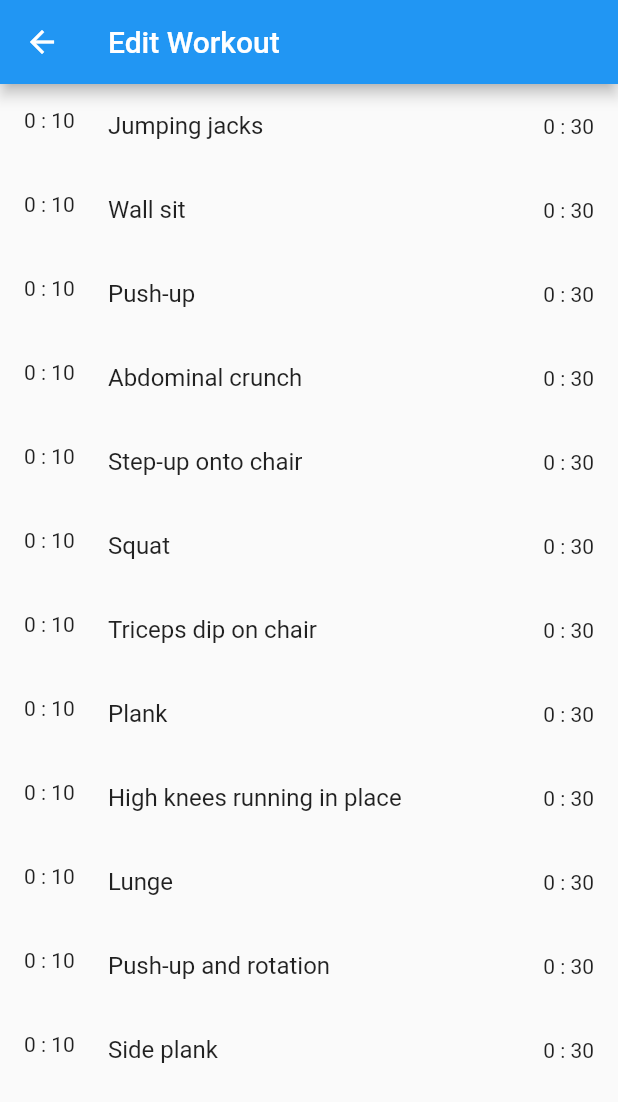
After one commit to MasihKarimi/workout-planner-flutter-app, a Flutter app: the screen it shows after launch, after a tap on the "edit" icon, on a phone screen of 412 x 824 dp. The commit adds this screen. Shown: the top 1102 px of the screen. Run offline on Flutter 3.47's test engine with Material 2 defaults, Android fonts, the phone set to English and light mode, and no system bars; our stand-ins replace bloc, equatable, flutter_bloc, rive.

Commit message:
backend code has been done for the edit workout and exercise

```diff
--- a/lib/blocs/workout_cubit.dart
+++ b/lib/blocs/workout_cubit.dart
@@ -7,5 +7,10 @@ class WorkoutCubit extends Cubit<WorkoutState> {
   WorkoutCubit() : super(const WorkoutInitial());
 
   editWorkout(Workout workout, int index) =>
-      emit(WorkoutEditing(workout, index));
+      emit(WorkoutEditing(workout, index,null));
+
+ editExercise(int? exIndex) =>
+      emit(WorkoutEditing(state.workout, (state as WorkoutEditing).index, exIndex));
+
+  goHome() => emit(const WorkoutInitial());
 }
--- a/lib/home_screen.dart
+++ b/lib/home_screen.dart
@@ -1,6 +1,7 @@
 import 'package:flutter/material.dart';
 import 'package:flutter_bloc/flutter_bloc.dart';
 import 'package:rive/rive.dart';
+import 'package:workout_planner_app/blocs/workout_cubit.dart';
 import 'package:workout_planner_app/blocs/workouts_cubit.dart';
 import 'package:workout_planner_app/helpers.dart';
 import 'package:workout_planner_app/models/workout.dart';
@@ -39,30 +40,30 @@ class MyHomePage extends StatelessWidget {
                           visualDensity: const VisualDensity(
                               horizontal: 0,
                               vertical: VisualDensity.maximumDensity),
-                          leading: const IconButton(
-                            onPressed: null,
-                            icon: Icon(Icons.edit),
+                          leading: IconButton(
+                            onPressed: () {
+                              BlocProvider.of<WorkoutCubit>(context)
+                                  .editWorkout(e, workouts.indexOf(e));
+                            },
+                            icon: const Icon(Icons.edit),
                           ),
                           title: Text(e.title!),
-                          trailing: Text(formatWorkoutTime(e.getTotalTime(), true)),
+                          trailing:
+                              Text(formatWorkoutTime(e.getTotalTime(), true)),
                         ),
                     body: ListView.builder(
                       itemCount: e.exercises.length,
                       shrinkWrap: true,
-                      itemBuilder: (context, index) =>  ListTile(
-                          visualDensity: const VisualDensity(
-                              horizontal: 0,
-                              vertical: VisualDensity.maximumDensity),
-                          leading: Text(formatWorkoutTime(e.exercises[index].prelude, true)),
-
-                          title: Text(e.exercises[index].title),
-                          trailing:  Text("${e.exercises[index].duration} Sec"),
-
-                        ),
-                      )
-
-
-                    ))
+                      itemBuilder: (context, index) => ListTile(
+                        visualDensity: const VisualDensity(
+                            horizontal: 0,
+                            vertical: VisualDensity.maximumDensity),
+                        leading: Text(formatWorkoutTime(
+                            e.exercises[index].prelude, true)),
+                        title: Text(e.exercises[index].title),
+                        trailing: Text("${e.exercises[index].duration} Sec"),
+                      ),
+                    )))
                 .toList(),
           ),
         ),
--- a/lib/main.dart
+++ b/lib/main.dart
@@ -4,6 +4,7 @@ import 'package:workout_planner_app/blocs/workout_cubit.dart';
 import 'package:workout_planner_app/blocs/workouts_cubit.dart';
 import 'package:workout_planner_app/home_screen.dart';
 import 'package:workout_planner_app/states/workout_states.dart';
+import 'package:workout_planner_app/workout_edit_screen.dart';
 
 void main() {
   runApp(const MyApp());
@@ -40,7 +41,7 @@ class MyApp extends StatelessWidget {
                 if (state is WorkoutInitial) {
                   return const MyHomePage();
                 } else if (state is WorkoutEditing) {
-                  return Container();
+                  return const WorkoutEditScreen();
                 }
                 return Container();
               },
--- a/lib/states/workout_states.dart
+++ b/lib/states/workout_states.dart
@@ -15,8 +15,10 @@ class WorkoutInitial extends WorkoutState {
 
 class WorkoutEditing extends WorkoutState {
   final int? index;
-  const WorkoutEditing(Workout? workout, this.index) : super(workout, 0);
+  final int? exIndex;
+  const WorkoutEditing(Workout? workout, this.index, this.exIndex)
+      : super(workout, 0);
 
   @override
-  List<Object?> get props => [workout,index];
+  List<Object?> get props => [workout, index,exIndex];
 }
--- /dev/null
+++ b/lib/workout_edit_screen.dart
@@ -0,0 +1,46 @@
+import 'package:flutter/material.dart';
+import 'package:flutter_bloc/flutter_bloc.dart';
+import 'package:workout_planner_app/blocs/workout_cubit.dart';
+import 'package:workout_planner_app/helpers.dart';
+import 'package:workout_planner_app/models/exercise.dart';
+import 'package:workout_planner_app/states/workout_states.dart';
+
+class WorkoutEditScreen extends StatefulWidget {
+  const WorkoutEditScreen({super.key});
+
+  @override
+  State<WorkoutEditScreen> createState() => _WorkoutEditScreenState();
+}
+
+class _WorkoutEditScreenState extends State<WorkoutEditScreen> {
+  @override
+  Widget build(BuildContext context) {
+    return Scaffold(
+        appBar: AppBar(
+          leading: IconButton(
+            icon: const Icon(Icons.arrow_back),
+            onPressed: () {
+              BlocProvider.of<WorkoutCubit>(context).goHome();
+            },
+          ),
+          title: const Text("Edit Workout"),
+        ),
+        body: BlocBuilder<WorkoutCubit, WorkoutState>(
+          builder: (context, state) {
+            WorkoutEditing we = state as WorkoutEditing;
+            return ListView.builder(
+              itemCount: we.workout!.exercises.length,
+              itemBuilder: (context, index) {
+                Exercise exercise = we.workout!.exercises[index];
+                return ListTile(
+                  leading: Text(formatWorkoutTime(exercise.prelude, true)),
+                  title: Text(exercise.title),
+                  trailing: Text(formatWorkoutTime(exercise.duration, true)),
+                  onTap: () => BlocProvider.of<WorkoutCubit>(context).editExercise(index),
+                );
+              },
+            );
+          },
+        ));
+  }
+}
```
